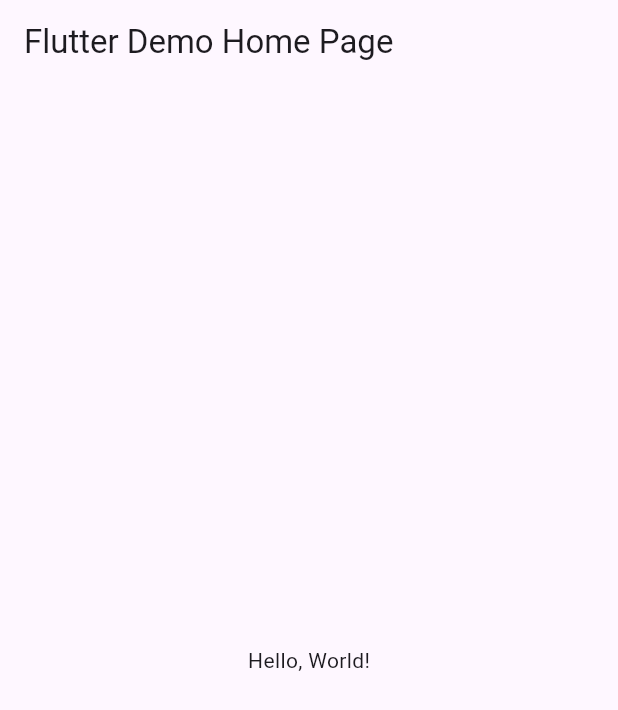
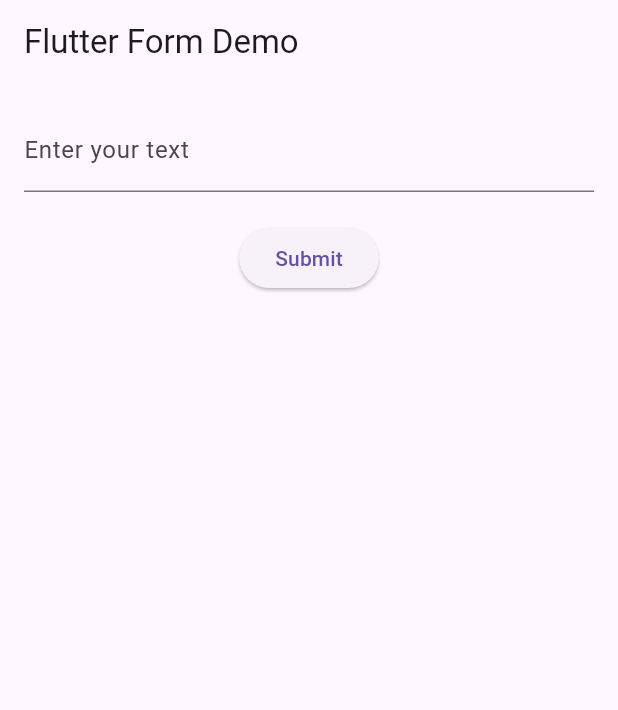
Before and after one commit to TraMiu/Flutter-Practice, a Flutter app: the screen it shows after launch, on a phone screen of 412 x 824 dp. Shown: the top 710 px of the screen. Run offline on Flutter 3.47's test engine with Material 3 defaults, Android fonts, the phone set to English and light mode, and no system bars.

Commit message:
add form to main.dart

```diff
--- a/lib/main.dart
+++ b/lib/main.dart
@@ -17,15 +17,59 @@ class MyApp extends StatelessWidget {
   }
 }
 
-class MyHomePage extends StatelessWidget {
+class MyHomePage extends StatefulWidget {
+  @override
+  _MyHomePageState createState() => _MyHomePageState();
+}
+
+class _MyHomePageState extends State<MyHomePage> {
+  final _formKey = GlobalKey<FormState>();
+  final _controller = TextEditingController();
+
+  @override
+  void dispose() {
+    _controller.dispose();
+    super.dispose();
+  }
+
+  void _submitForm() {
+    if (_formKey.currentState!.validate()) {
+      ScaffoldMessenger.of(context).showSnackBar(
+        SnackBar(content: Text('Form submitted successfully')),
+      );
+    }
+  }
+
   @override
   Widget build(BuildContext context) {
     return Scaffold(
       appBar: AppBar(
-        title: Text('Flutter Demo Home Page'),
+        title: Text('Flutter Form Demo'),
       ),
-      body: Center(
-        child: Text('Hello, World!'),
+      body: Padding(
+        padding: const EdgeInsets.all(16.0),
+        child: Form(
+          key: _formKey,
+          child: Column(
+            children: <Widget>[
+              TextFormField(
+                controller: _controller,
+                decoration: InputDecoration(labelText: 'Enter your text'),
+                validator: (value) {
+                  if (value == null || value.isEmpty) {
+                    return 'Please enter some text';
+                  }
+                  return null;
+                },
+              ),
+              SizedBox(height: 20),
+              ElevatedButton(
+                onPressed: _submitForm,
+                child: Text('Submit'),
+              ),
+            ],
+          ),
+        ),
       ),
     );
   }
```
